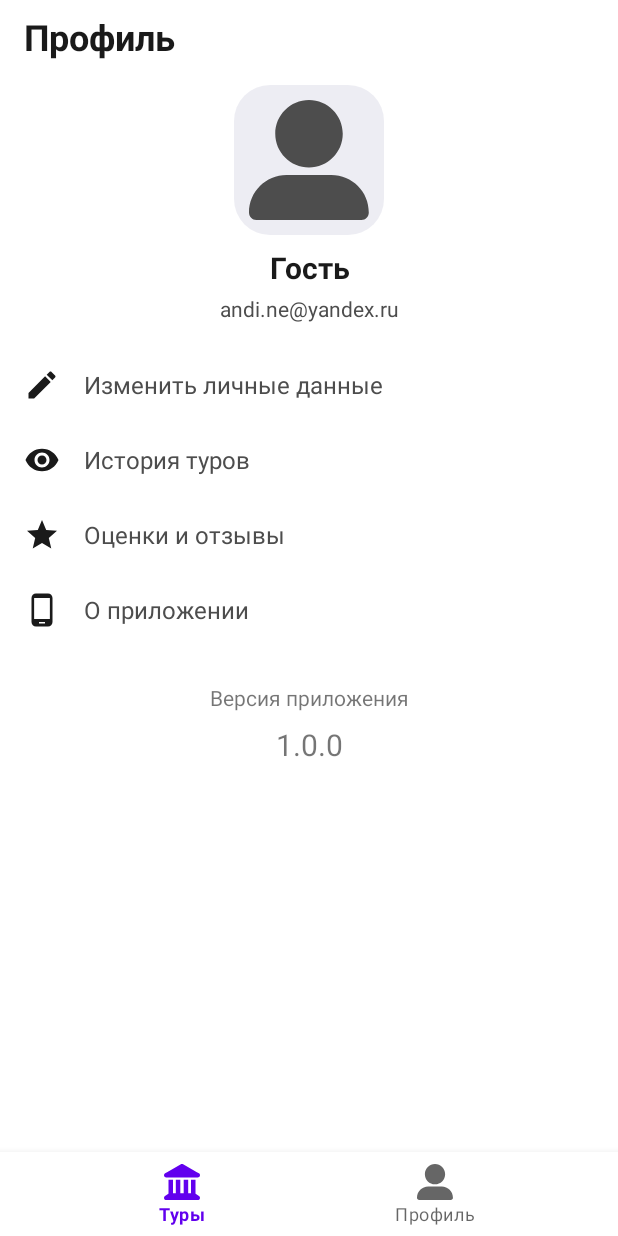
After one commit to ANegrash/SevStory_audio, an Android app: the fragment ProfileFragment placed in its activity, on a phone screen of 412 x 824 dp. The commit adds this screen. Run offline under Robolectric (Android 15) with nearby library versions, the phone set to English and light mode, and no system bars.

Commit message:
Profile design and work with it - start

```diff
--- a/app/src/main/java/nav_com/ru/sevstoryaudio/MainActivity.kt
+++ b/app/src/main/java/nav_com/ru/sevstoryaudio/MainActivity.kt
@@ -3,15 +3,13 @@ package nav_com.ru.sevstoryaudio
 import android.content.Context
 import android.content.Intent
 import android.graphics.Color
+import android.os.Bundle
 import androidx.appcompat.app.AppCompatActivity
-import android.os.Bundle
-import android.util.Log
-import android.view.View
-import android.widget.FrameLayout
+import androidx.fragment.app.Fragment
+import androidx.fragment.app.FragmentManager
 import com.google.android.material.navigation.NavigationBarView
 import com.google.gson.Gson
 import nav_com.ru.sevstoryaudio.connection.Get
-import nav_com.ru.sevstoryaudio.models.ResponseAllTripsModel
 import nav_com.ru.sevstoryaudio.models.ResponseGetTokenModel
 import nav_com.ru.sevstoryaudio.models.SavedRoutesModel
 import okhttp3.Call
@@ -89,32 +87,29 @@ class MainActivity : AppCompatActivity() {
 
         bnView.selectedItemId = R.id.page_1
 
+        val tourListFragment: Fragment = TourListFragment()
+        val profileFragment: Fragment = ProfileFragment()
+        val fragmentManager: FragmentManager = supportFragmentManager
+        var active: Fragment = tourListFragment
+
+        fragmentManager.beginTransaction().add(R.id.main_container, profileFragment, "2").hide(profileFragment).commit()
+        fragmentManager.beginTransaction().add(R.id.main_container, tourListFragment, "1").commit()
+
         bnView.setOnItemSelectedListener { item ->
-            when(item.itemId) {
+            when (item.itemId) {
                 R.id.page_1 -> {
-                    tourSelected()
+                    fragmentManager.beginTransaction().hide(active).show(tourListFragment).commit()
+                    active = tourListFragment
                     true
                 }
                 R.id.page_2 -> {
-                    profileSelected()
+                    fragmentManager.beginTransaction().hide(active).show(profileFragment).commit()
+                    active = profileFragment
                     true
                 }
                 else -> false
             }
         }
-        Log.e("TAG", "" + getToken())
-    }
-
-    private fun tourSelected() {
-        val tourContent = findViewById<FrameLayout>(R.id.tour_fragment)
-
-        tourContent.visibility = View.VISIBLE
-    }
-
-    private fun profileSelected() {
-        val tourContent = findViewById<FrameLayout>(R.id.tour_fragment)
-
-        tourContent.visibility = View.GONE
     }
 
     private fun getSavedRouts() = sharedPrefs.getString(KEY_ROUTS, "")
--- /dev/null
+++ b/app/src/main/java/nav_com/ru/sevstoryaudio/ProfileFragment.kt
@@ -0,0 +1,62 @@
+package nav_com.ru.sevstoryaudio
+
+import android.content.Context
+import android.os.Bundle
+import androidx.fragment.app.Fragment
+import android.view.LayoutInflater
+import android.view.View
+import android.view.ViewGroup
+import android.widget.TextView
+import android.widget.Toast
+import androidx.constraintlayout.widget.ConstraintLayout
+
+class ProfileFragment : Fragment() {
+
+    private val sharedPrefs by lazy { activity?.getSharedPreferences(PREFS_NAME, Context.MODE_PRIVATE) }
+
+    override fun onCreateView(
+        inflater: LayoutInflater,
+        container: ViewGroup?,
+        savedInstanceState: Bundle?
+    ): View? {
+        val changePhoto = view?.findViewById<ConstraintLayout>(R.id.photoRedaction)
+        val emailField = view?.findViewById<ConstraintLayout>(R.id.emailField)
+        val changePersonalData = view?.findViewById<ConstraintLayout>(R.id.redactPersonalInfo)
+        val tourHistory = view?.findViewById<ConstraintLayout>(R.id.viewedTours)
+        val scoresAndComments = view?.findViewById<ConstraintLayout>(R.id.scoresAndComments)
+        val aboutApp = view?.findViewById<ConstraintLayout>(R.id.aboutApp)
+
+        val email = getEmail()
+        if (!email.isNullOrEmpty()) {
+            val emailTV = view?.findViewById<TextView>(R.id.email_textView)
+            emailTV?.text = email
+            emailField?.visibility = View.VISIBLE
+        } else {
+            emailField?.visibility = View.GONE
+        }
+
+        changePhoto?.setOnClickListener {
+            Toast.makeText(context, "Изменение фотографии пока недоступно", Toast.LENGTH_LONG).show()
+        }
+
+        changePersonalData?.setOnClickListener {
+            Toast.makeText(context, "Изменение личных данных пока недоступно", Toast.LENGTH_LONG).show()
+        }
+
+        tourHistory?.setOnClickListener {
+            Toast.makeText(context, "Просмотр истории туров пока недоступен", Toast.LENGTH_LONG).show()
+        }
+
+        scoresAndComments?.setOnClickListener {
+            Toast.makeText(context, "Просмотр оценок и отзывов пока недоступен", Toast.LENGTH_LONG).show()
+        }
+
+        aboutApp?.setOnClickListener {
+            Toast.makeText(context, "Тут будет чё-то эпичное, но пока что тут ничего нет", Toast.LENGTH_LONG).show()
+        }
+
+        return inflater.inflate(R.layout.fragment_profile, container, false)
+    }
+
+    private fun getEmail() = sharedPrefs?.getString(EMAIL_KEY, "")
+}
--- /dev/null
+++ b/app/src/main/res/drawable/ic_edit.xml
@@ -0,0 +1,5 @@
+<vector android:height="24dp" android:tint="@color/dark_gray"
+    android:viewportHeight="24" android:viewportWidth="24"
+    android:width="24dp" xmlns:android="http://schemas.android.com/apk/res/android">
+    <path android:fillColor="@android:color/white" android:pathData="M3,17.25V21h3.75L17.81,9.94l-3.75,-3.75L3,17.25zM20.71,7.04c0.39,-0.39 0.39,-1.02 0,-1.41l-2.34,-2.34c-0.39,-0.39 -1.02,-0.39 -1.41,0l-1.83,1.83 3.75,3.75 1.83,-1.83z"/>
+</vector>
--- /dev/null
+++ b/app/src/main/res/drawable/ic_email.xml
@@ -0,0 +1,5 @@
+<vector android:height="24dp" android:tint="#000000"
+    android:viewportHeight="24" android:viewportWidth="24"
+    android:width="24dp" xmlns:android="http://schemas.android.com/apk/res/android">
+    <path android:fillColor="@android:color/white" android:pathData="M12,2C6.48,2 2,6.48 2,12s4.48,10 10,10h5v-2h-5c-4.34,0 -8,-3.66 -8,-8s3.66,-8 8,-8 8,3.66 8,8v1.43c0,0.79 -0.71,1.57 -1.5,1.57s-1.5,-0.78 -1.5,-1.57L17,12c0,-2.76 -2.24,-5 -5,-5s-5,2.24 -5,5 2.24,5 5,5c1.38,0 2.64,-0.56 3.54,-1.47 0.65,0.89 1.77,1.47 2.96,1.47 1.97,0 3.5,-1.6 3.5,-3.57L22,12c0,-5.52 -4.48,-10 -10,-10zM12,15c-1.66,0 -3,-1.34 -3,-3s1.34,-3 3,-3 3,1.34 3,3 -1.34,3 -3,3z"/>
+</vector>
--- /dev/null
+++ b/app/src/main/res/drawable/ic_phone.xml
@@ -0,0 +1,5 @@
+<vector android:height="24dp" android:tint="@color/dark_gray"
+    android:viewportHeight="24" android:viewportWidth="24"
+    android:width="24dp" xmlns:android="http://schemas.android.com/apk/res/android">
+    <path android:fillColor="@android:color/white" android:pathData="M16,1L8,1C6.34,1 5,2.34 5,4v16c0,1.66 1.34,3 3,3h8c1.66,0 3,-1.34 3,-3L19,4c0,-1.66 -1.34,-3 -3,-3zM14,21h-4v-1h4v1zM17.25,18L6.75,18L6.75,4h10.5v14z"/>
+</vector>
--- a/app/src/main/res/layout/activity_main.xml
+++ b/app/src/main/res/layout/activity_main.xml
@@ -13,14 +13,7 @@
         app:layout_constraintBottom_toTopOf="@+id/bottom_navigation"
         app:layout_constraintEnd_toEndOf="parent"
         app:layout_constraintStart_toStartOf="parent"
-        app:layout_constraintTop_toTopOf="parent">
-
-        <androidx.fragment.app.FragmentContainerView
-            android:id="@+id/tour_fragment"
-            android:name="nav_com.ru.sevstoryaudio.TourListFragment"
-            android:layout_width="match_parent"
-            android:layout_height="match_parent" />
-    </FrameLayout>
+        app:layout_constraintTop_toTopOf="parent"/>
 
     <com.google.android.material.bottomnavigation.BottomNavigationView
         android:id="@+id/bottom_navigation"
--- /dev/null
+++ b/app/src/main/res/layout/fragment_profile.xml
@@ -0,0 +1,259 @@
+<?xml version="1.0" encoding="utf-8"?>
+<ScrollView
+    xmlns:android="http://schemas.android.com/apk/res/android"
+    xmlns:app="http://schemas.android.com/apk/res-auto"
+    xmlns:tools="http://schemas.android.com/tools"
+    android:layout_width="match_parent"
+    android:layout_height="match_parent"
+    tools:context=".ProfileFragment">
+<androidx.constraintlayout.widget.ConstraintLayout
+    android:layout_width="match_parent"
+    android:layout_height="wrap_content">
+
+        <TextView
+            android:id="@+id/textView3"
+            android:layout_width="wrap_content"
+            android:layout_height="wrap_content"
+            android:layout_marginStart="16dp"
+            android:layout_marginTop="8dp"
+            android:text="Профиль"
+            android:textColor="@color/dark_gray"
+            android:textSize="24sp"
+            android:textStyle="bold"
+            app:layout_constraintStart_toStartOf="parent"
+            app:layout_constraintTop_toTopOf="parent" />
+
+    <androidx.constraintlayout.widget.ConstraintLayout
+        android:id="@+id/photoRedaction"
+        android:layout_width="100dp"
+        android:layout_height="100dp"
+        android:layout_marginStart="8dp"
+        android:layout_marginTop="16dp"
+        android:layout_marginEnd="8dp"
+        android:background="@drawable/rounded_back"
+        android:backgroundTint="@color/dark_white"
+        app:layout_constraintEnd_toEndOf="parent"
+        app:layout_constraintStart_toStartOf="parent"
+        app:layout_constraintTop_toBottomOf="@+id/textView3">
+
+        <ImageView
+            android:id="@+id/imageView6"
+            android:layout_width="80dp"
+            android:layout_height="80dp"
+            android:src="@drawable/ic_user_large_solid"
+            app:layout_constraintBottom_toBottomOf="parent"
+            app:layout_constraintEnd_toEndOf="parent"
+            app:layout_constraintStart_toStartOf="parent"
+            app:layout_constraintTop_toTopOf="parent"
+            app:srcCompat="@drawable/ic_user_large_solid" />
+    </androidx.constraintlayout.widget.ConstraintLayout>
+
+    <androidx.constraintlayout.widget.ConstraintLayout
+        android:id="@+id/constraintLayout9"
+        android:layout_width="wrap_content"
+        android:layout_height="wrap_content"
+        android:layout_marginStart="8dp"
+        android:layout_marginTop="8dp"
+        android:layout_marginEnd="8dp"
+        app:layout_constraintEnd_toEndOf="parent"
+        app:layout_constraintStart_toStartOf="parent"
+        app:layout_constraintTop_toBottomOf="@+id/photoRedaction">
+
+        <TextView
+            android:id="@+id/nick"
+            android:layout_width="wrap_content"
+            android:layout_height="wrap_content"
+            android:text="Гость"
+            android:textAlignment="center"
+            android:textColor="@color/dark_gray"
+            android:textSize="20sp"
+            android:textStyle="bold"
+            app:layout_constraintBottom_toBottomOf="parent"
+            app:layout_constraintEnd_toEndOf="parent"
+            app:layout_constraintStart_toStartOf="parent"
+            app:layout_constraintTop_toTopOf="parent" />
+    </androidx.constraintlayout.widget.ConstraintLayout>
+
+    <androidx.constraintlayout.widget.ConstraintLayout
+        android:id="@+id/emailField"
+        android:layout_width="match_parent"
+        android:layout_height="wrap_content"
+        android:layout_marginStart="8dp"
+        android:layout_marginTop="4dp"
+        android:layout_marginEnd="8dp"
+        app:layout_constraintEnd_toEndOf="parent"
+        app:layout_constraintStart_toStartOf="parent"
+        app:layout_constraintTop_toBottomOf="@+id/constraintLayout9">
+
+        <TextView
+            android:id="@+id/email_textView"
+            android:layout_width="wrap_content"
+            android:layout_height="wrap_content"
+            android:text="andi.ne@yandex.ru"
+            android:textColor="@color/gray"
+            app:layout_constraintBottom_toBottomOf="parent"
+            app:layout_constraintEnd_toEndOf="parent"
+            app:layout_constraintStart_toStartOf="parent"
+            app:layout_constraintTop_toTopOf="parent" />
+    </androidx.constraintlayout.widget.ConstraintLayout>
+
+    <LinearLayout
+        android:id="@+id/linearLayout"
+        android:layout_width="match_parent"
+        android:layout_height="0dp"
+        android:layout_marginStart="8dp"
+        android:layout_marginTop="16dp"
+        android:layout_marginEnd="8dp"
+        android:orientation="vertical"
+        app:layout_constraintEnd_toEndOf="parent"
+        app:layout_constraintStart_toStartOf="parent"
+        app:layout_constraintTop_toBottomOf="@+id/emailField">
+
+        <androidx.constraintlayout.widget.ConstraintLayout
+            android:id="@+id/redactPersonalInfo"
+            android:layout_width="match_parent"
+            android:layout_height="50dp"
+            android:clickable="true">
+
+            <ImageView
+                android:id="@+id/imageView7"
+                android:layout_width="wrap_content"
+                android:layout_height="wrap_content"
+                android:layout_marginStart="8dp"
+                android:src="@drawable/ic_edit"
+                app:layout_constraintBottom_toBottomOf="parent"
+                app:layout_constraintStart_toStartOf="parent"
+                app:layout_constraintTop_toTopOf="parent"
+                app:srcCompat="@drawable/ic_edit" />
+
+            <TextView
+                android:id="@+id/textView8"
+                android:layout_width="wrap_content"
+                android:layout_height="wrap_content"
+                android:layout_marginStart="16dp"
+                android:text="Изменить личные данные"
+                android:textColor="@color/gray"
+                android:textSize="16sp"
+                app:layout_constraintBottom_toBottomOf="parent"
+                app:layout_constraintStart_toEndOf="@+id/imageView7"
+                app:layout_constraintTop_toTopOf="parent" />
+        </androidx.constraintlayout.widget.ConstraintLayout>
+
+        <androidx.constraintlayout.widget.ConstraintLayout
+            android:id="@+id/viewedTours"
+            android:layout_width="match_parent"
+            android:layout_height="50dp">
+
+            <ImageView
+                android:id="@+id/imageView8"
+                android:layout_width="wrap_content"
+                android:layout_height="wrap_content"
+                android:layout_marginStart="8dp"
+                android:src="@drawable/ic_view"
+                android:tintMode="src_in"
+                app:layout_constraintBottom_toBottomOf="parent"
+                app:layout_constraintStart_toStartOf="parent"
+                app:layout_constraintTop_toTopOf="parent"
+                app:srcCompat="@drawable/ic_view"
+                app:tint="@color/dark_gray" />
+
+            <TextView
+                android:id="@+id/textView9"
+                android:layout_width="wrap_content"
+                android:layout_height="wrap_content"
+                android:layout_marginStart="16dp"
+                android:text="История туров"
+                android:textColor="@color/gray"
+                android:textSize="16sp"
+                app:layout_constraintBottom_toBottomOf="parent"
+                app:layout_constraintStart_toEndOf="@+id/imageView8"
+                app:layout_constraintTop_toTopOf="parent" />
+        </androidx.constraintlayout.widget.ConstraintLayout>
+
+        <androidx.constraintlayout.widget.ConstraintLayout
+            android:id="@+id/scoresAndComments"
+            android:layout_width="match_parent"
+            android:layout_height="50dp">
+
+            <ImageView
+                android:id="@+id/imageView9"
+                android:layout_width="wrap_content"
+                android:layout_height="wrap_content"
+                android:layout_marginStart="8dp"
+                android:src="@drawable/ic_baseline_star_24"
+                android:tintMode="src_in"
+                app:layout_constraintBottom_toBottomOf="parent"
+                app:layout_constraintStart_toStartOf="parent"
+                app:layout_constraintTop_toTopOf="parent"
+                app:tint="@color/dark_gray" />
+
+            <TextView
+                android:id="@+id/textView11"
+                android:layout_width="wrap_content"
+                android:layout_height="wrap_content"
+                android:layout_marginStart="16dp"
+                android:text="Оценки и отзывы"
+                android:textColor="@color/gray"
+                android:textSize="16sp"
+                app:layout_constraintBottom_toBottomOf="parent"
+                app:layout_constraintStart_toEndOf="@+id/imageView9"
+                app:layout_constraintTop_toTopOf="parent" />
+        </androidx.constraintlayout.widget.ConstraintLayout>
+
+        <androidx.constraintlayout.widget.ConstraintLayout
+            android:id="@+id/aboutApp"
+            android:layout_width="match_parent"
+            android:layout_height="50dp">
+
+            <ImageView
+                android:id="@+id/imageView10"
+                android:layout_width="wrap_content"
+                android:layout_height="wrap_content"
+                android:layout_marginStart="8dp"
+                android:src="@drawable/ic_phone"
+                app:layout_constraintBottom_toBottomOf="parent"
+                app:layout_constraintStart_toStartOf="parent"
+                app:layout_constraintTop_toTopOf="parent"
+                app:srcCompat="@drawable/ic_phone" />
+
+            <TextView
+                android:id="@+id/textView12"
+                android:layout_width="wrap_content"
+                android:layout_height="wrap_content"
+                android:layout_marginStart="16dp"
+                android:text="О приложении"
+                android:textColor="@color/gray"
+                android:textSize="16sp"
+                app:layout_constraintBottom_toBottomOf="parent"
+                app:layout_constraintStart_toEndOf="@+id/imageView10"
+                app:layout_constraintTop_toTopOf="parent" />
+        </androidx.constraintlayout.widget.ConstraintLayout>
+    </LinearLayout>
+
+    <TextView
+        android:id="@+id/textView13"
+        android:layout_width="wrap_content"
+        android:layout_height="wrap_content"
+        android:layout_marginStart="8dp"
+        android:layout_marginTop="24dp"
+        android:layout_marginEnd="8dp"
+        android:text="Версия приложения"
+        app:layout_constraintEnd_toEndOf="parent"
+        app:layout_constraintStart_toStartOf="parent"
+        app:layout_constraintTop_toBottomOf="@+id/linearLayout" />
+
+    <TextView
+        android:id="@+id/appVersion"
+        android:layout_width="wrap_content"
+        android:layout_height="wrap_content"
+        android:layout_marginTop="8dp"
+        android:layout_marginBottom="24dp"
+        android:text="1.0.0"
+        android:textSize="20sp"
+        app:layout_constraintBottom_toBottomOf="parent"
+        app:layout_constraintEnd_toEndOf="parent"
+        app:layout_constraintStart_toStartOf="parent"
+        app:layout_constraintTop_toBottomOf="@+id/textView13" />
+
+</androidx.constraintlayout.widget.ConstraintLayout>
+</ScrollView>
--- a/app/src/main/res/values/strings.xml
+++ b/app/src/main/res/values/strings.xml
@@ -2,4 +2,6 @@
     <string name="app_name">SevStory audio</string>
     <string name="tour_title">Туры</string>
     <string name="profile_title">Профиль</string>
+    <!-- TODO: Remove or change this placeholder text -->
+    <string name="hello_blank_fragment">Hello blank fragment</string>
 </resources>
```
